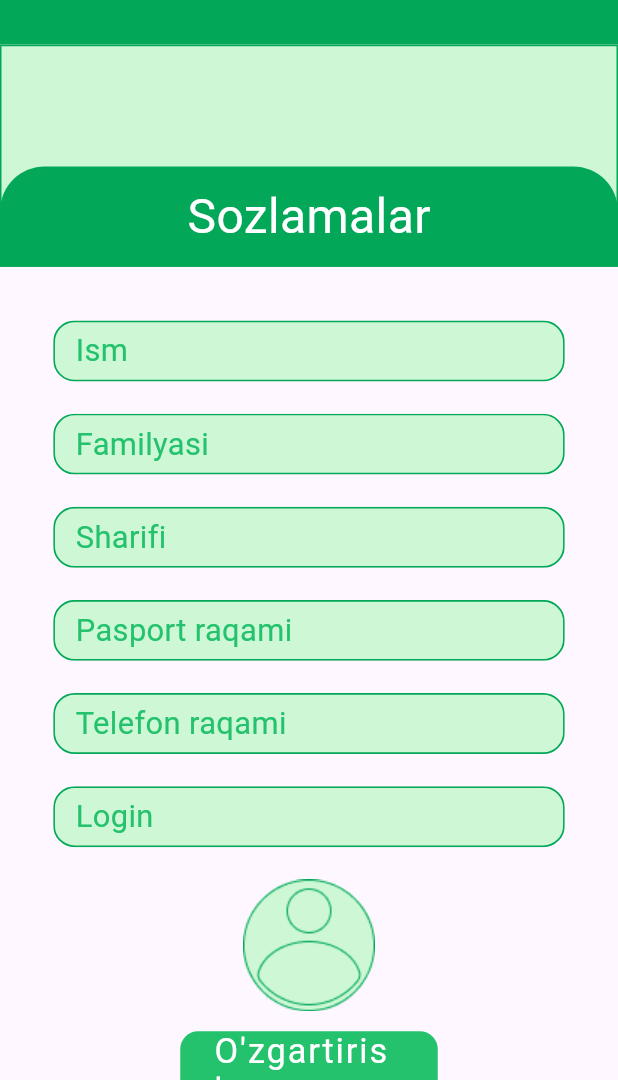
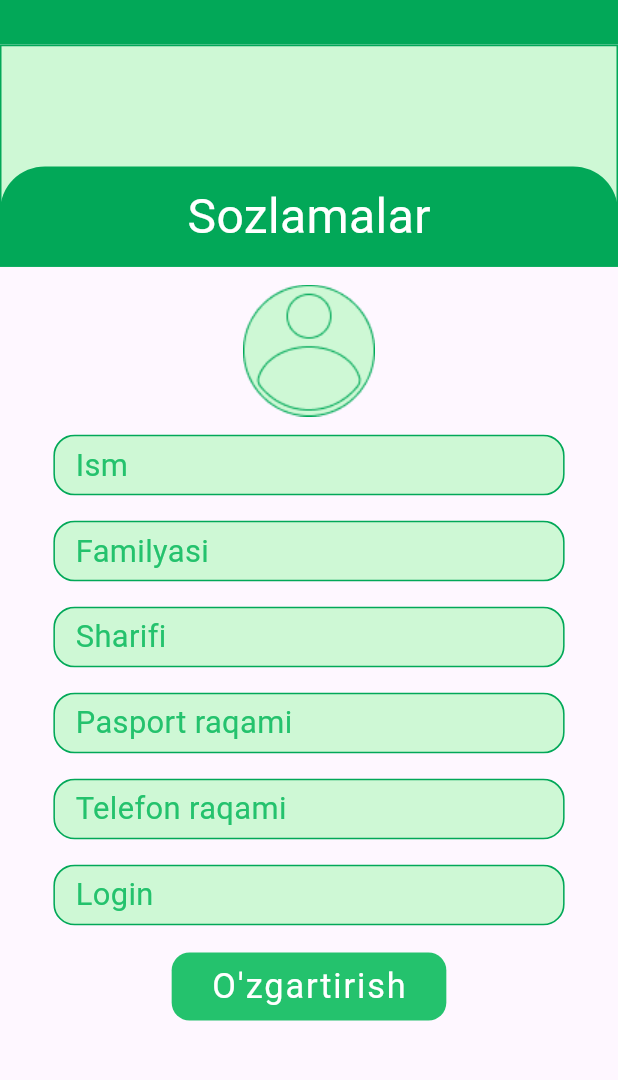
Before and after one commit to theNazirov/smartKids, a Flutter app: the ProfileScreen screen opened directly, on a phone screen of 412 x 824 dp, the part 156-1236 px from its top. Run offline on Flutter 3.47's test engine with Material 3 defaults, Android fonts, the phone set to English and light mode, and no system bars; our stand-ins replace cloud_firestore, firebase_auth, firebase_core, flutter_card_swiper, flutter_screenutil, fluttertoast and 1 more; accounts and stored records are empty; Roboto replaces fonts that are missing (Linotte-SemiBold).

```diff
--- a/lib/main.dart
+++ b/lib/main.dart
@@ -2,9 +2,9 @@ import 'package:firebase_core/firebase_core.dart';
 import 'package:flutter/material.dart';
 import 'package:flutter_screenutil/flutter_screenutil.dart';
 import 'package:provider/provider.dart';
-import 'package:smart_kid/services/auth/auth_gate.dart';
+import 'package:smart_kid/services/login_register/auth_gate.dart';
 import 'package:smart_kid/services/auth/auth_service.dart';
-import 'package:smart_kid/services/auth/encapsulation.dart';
+import 'package:smart_kid/services/encapsulation.dart';
 import 'package:smart_kid/widgets/logo_icon.dart';
 import 'package:smart_kid/widgets/primary_button.dart';
 
--- a/lib/screens/profile_screen.dart
+++ b/lib/screens/profile_screen.dart
@@ -1,5 +1,6 @@
 import 'package:flutter/material.dart';
 import 'package:flutter_screenutil/flutter_screenutil.dart';
+import 'package:smart_kid/generated/assets.dart';
 import 'package:smart_kid/models/finally.dart';
 import 'package:smart_kid/widgets/custom_app_bar.dart';
 import 'package:smart_kid/widgets/custom_primary_button.dart';
@@ -57,31 +58,29 @@ class _ProfileScreenState extends State<ProfileScreen> {
                   ),
                 ],
               ),
-              SingleChildScrollView(
-                child: Column(
+              Column(
                 children: [
-                    SizedBox(height: 30.h),
+                  SizedBox(height: 10.h),
+                  Image.asset(Assets.assetsProfile),
+                  SizedBox(height: 10.h),
                   CustomPrimaryButton("Ism", () {}),
-                    SizedBox(height: 18.h),
+                  SizedBox(height: 14.h),
                   CustomPrimaryButton("Familyasi", () {}),
-                    SizedBox(height: 18.h),
+                  SizedBox(height: 14.h),
                   CustomPrimaryButton("Sharifi", () {}),
-                    SizedBox(height: 18.h),
+                  SizedBox(height: 14.h),
                   CustomPrimaryButton("Pasport raqami", () {}),
-                    SizedBox(height: 18.h),
+                  SizedBox(height: 14.h),
                   CustomPrimaryButton("Telefon raqami", () {}),
-                    SizedBox(height: 18.h),
+                  SizedBox(height: 14.h),
                   CustomPrimaryButton("Login", () {}),
-                    SizedBox(height: 18.h),
-                    Image.asset("assets/profile.png"),
-                    SizedBox(height: 10.h),
+                  SizedBox(height: 14.h),
                   PrimaryButton(
                     text: "O'zgartirish",
                     onTap: () {},
-                      width: 150.w,
+                    width: 160.w,
                   )
                 ],
-                ),
               )
             ],
           ),
--- a/lib/screens/settings_screen.dart
+++ b/lib/screens/settings_screen.dart
@@ -1,5 +1,6 @@
 import 'package:flutter/material.dart';
 import 'package:flutter_screenutil/flutter_screenutil.dart';
+import 'package:smart_kid/generated/assets.dart';
 import 'package:smart_kid/models/finally.dart';
 import 'package:smart_kid/widgets/custom_app_bar.dart';
 import 'package:smart_kid/widgets/custom_primary_button.dart';
@@ -52,14 +53,15 @@ class SettingsScreen extends StatelessWidget {
             SingleChildScrollView(
               child: Column(
                 children: [
-                  SizedBox(height: 68.h),
+                  SizedBox(height: 18.h),
+                  Image.asset(Assets.assetsProfile),
+                  SizedBox(height: 48.h),
                   CustomPrimaryButton("Parolni o‘zgartirish", () {}),
                   SizedBox(height: 20.h),
                   CustomPrimaryButton("Dastur haqida", () {}),
                   SizedBox(height: 20.h),
                   CustomPrimaryButton("Fikr va mulohazalar", () {}),
                   SizedBox(height: 120.h),
-                  Image.asset("assets/profile.png")
                 ],
               ),
             )
--- a/lib/widgets/custom_app_bar.dart
+++ b/lib/widgets/custom_app_bar.dart
@@ -3,6 +3,8 @@ import 'package:firebase_auth/firebase_auth.dart';
 import 'package:flutter/material.dart';
 import 'package:flutter_screenutil/flutter_screenutil.dart';
 import 'package:smart_kid/models/finally.dart';
+
+import '../generated/assets.dart';
 
 class CustomAppBar extends StatelessWidget {
   final VoidCallback onTap;
@@ -11,7 +13,7 @@ class CustomAppBar extends StatelessWidget {
 
   @override
   Widget build(BuildContext context) {
-    Size size  = MediaQuery.of(context).size;
+    Size size = MediaQuery.of(context).size;
     return Column(children: [
       Container(
           width: size.width,
@@ -30,7 +32,7 @@ class CustomAppBar extends StatelessWidget {
               onTap: () => onTap(),
               child: Container(
                 padding: const EdgeInsets.only(left: 14),
-                child: Image.asset("assets/drawer_logo.png"),
+                child: Image.asset(Assets.assetsDrawerLogo),
               ),
             ),
             Container(
--- a/lib/widgets/user_chat_list.dart
+++ b/lib/widgets/user_chat_list.dart
@@ -55,7 +55,7 @@ class _HomePageState extends State<HomePage> {
     // display all users except current user
     if (_auth.currentUser!.email != data['email']) {
       return ListTile(
-        title: Text(data['email']),
+        title: Text(data['name']),
         onTap: () {
           //pass the clicked user's UID to the chat page
           Navigator.push(
```
Also changed, not shown: lib/widgets/my_drawer.dart (+4 -3 lines), lib/generated/assets.dart (added), lib/services/encapsulation.dart (renamed from lib/services/auth/encapsulation.dart), lib/services/login_register/auth_gate.dart (renamed from lib/services/auth/auth_gate.dart), lib/services/login_register/login_or_register.dart (renamed from lib/services/auth/login_or_register.dart). Lines whose indentation alone changed are shown as unchanged.
